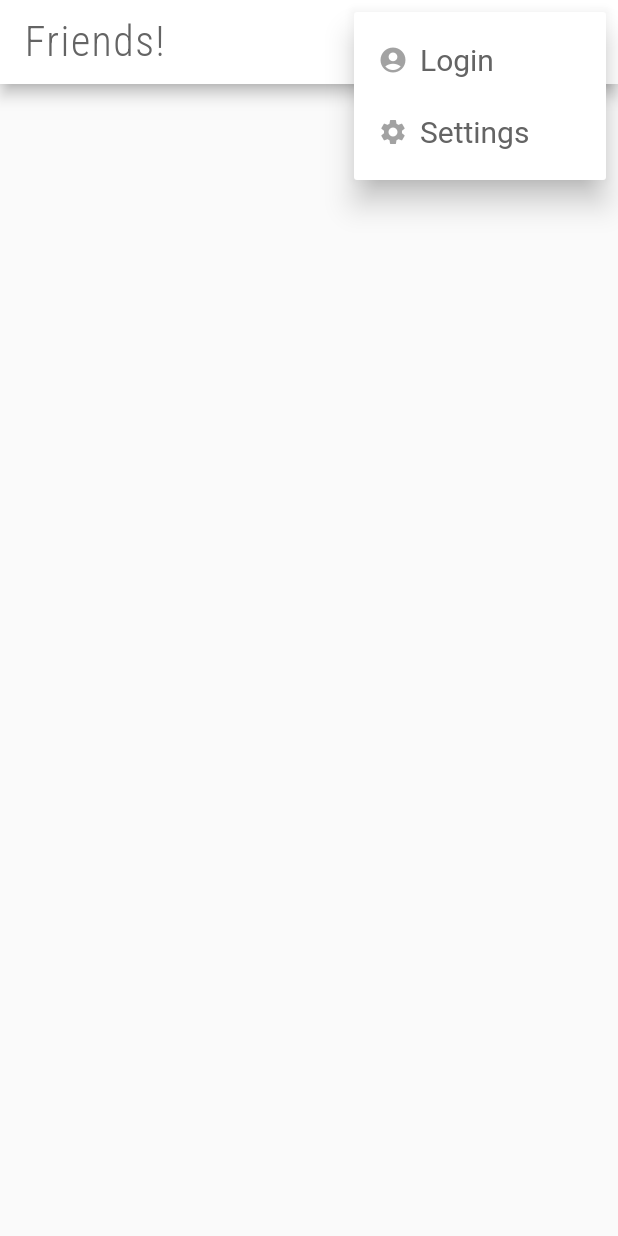
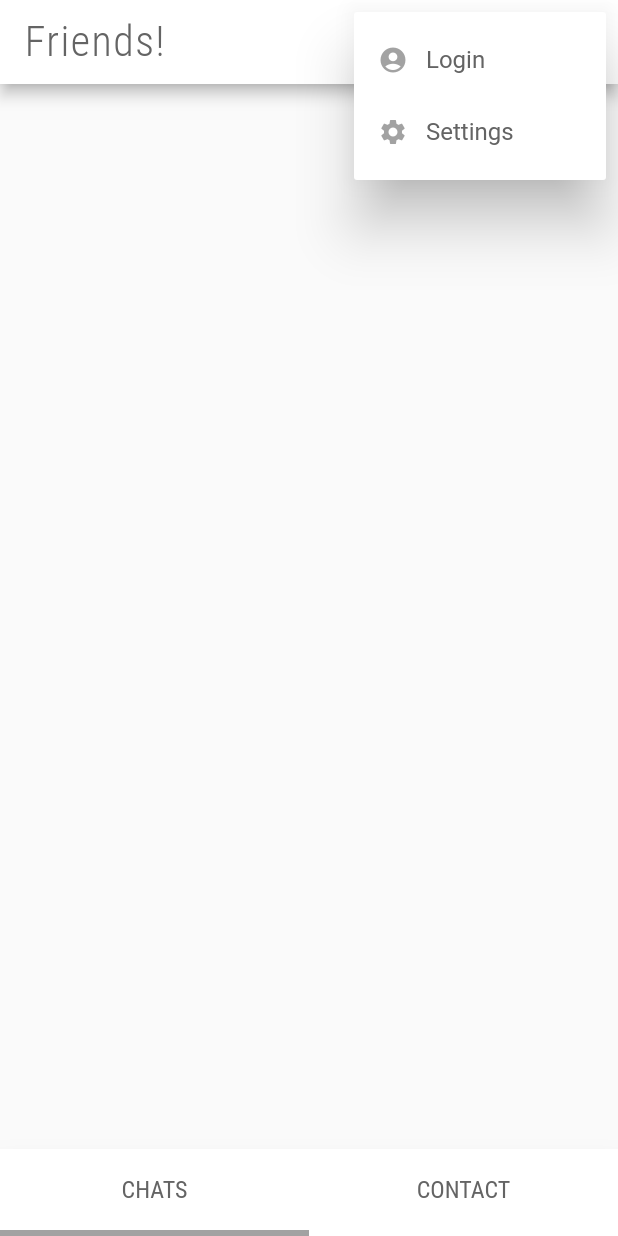
Before and after one commit to tomybudiman/flutter-app-graphql, a Flutter app: the screen it shows after launch, after a tap on the "menu" icon, on a phone screen of 412 x 824 dp. Run offline on Flutter 3.47's test engine with Material 2 defaults, Android fonts, the phone set to English and light mode, and no system bars.

Commit message:
Updated Scaffold widget with new bottomNavigationBar

```diff
--- a/client/lib/main.dart
+++ b/client/lib/main.dart
@@ -1,11 +1,13 @@
 import 'package:flutter/material.dart';
 
 import 'package:friends_app/views/splashscreen/splashscreen.dart';
+import 'package:friends_app/views/settings/settings.dart';
 import 'package:friends_app/views/app.dart';
 
 void main() => runApp(MaterialApp(
   home: SplashScreen(),
   routes: <String, WidgetBuilder>{
     "/home": (BuildContext context) => Home(),
+    "/settings": (BuildContext context) => Settings()
   },
 ));
--- a/client/lib/views/app.dart
+++ b/client/lib/views/app.dart
@@ -7,7 +7,8 @@ class Home extends StatelessWidget {
   Widget build(BuildContext context) {
     return Material(
       child: Scaffold(
-        appBar: MyAppBar()
+        appBar: MyAppBar(),
+        bottomNavigationBar: MyBottomAppBar()
       ),
     );
   }
--- a/client/lib/views/appbar.dart
+++ b/client/lib/views/appbar.dart
@@ -7,18 +7,21 @@ class MyPopupMenuItem extends StatelessWidget {
   @override
   Widget build(BuildContext context) {
     return Flex(
+      crossAxisAlignment: CrossAxisAlignment.center,
       direction: Axis.horizontal,
       children: <Widget>[
         Container(
-          child: Icon(icon,
+          child: Icon(
+            icon,
             color: Color.fromRGBO(100,100,100,.6),
             size: 20,
           ),
-          margin: EdgeInsets.only(right: 8),
+          margin: EdgeInsets.only(right: 12),
         ),
-        Text(label,
+        Text(
+          label,
           style: TextStyle(
-              fontSize: 20,
+            fontSize: 16,
             fontWeight: FontWeight.normal,
             color: Color.fromRGBO(100,100,100,1)
           ),
@@ -32,28 +35,43 @@ class MyPopupMenuItem extends StatelessWidget {
 class MyAppBar extends StatelessWidget with PreferredSizeWidget {
   @override
   Size get preferredSize => Size.fromHeight(kToolbarHeight);
-
   @override
   Widget build(BuildContext context) {
     return AppBar(
       automaticallyImplyLeading: false,
       actions: <Widget>[
         PopupMenuButton(
+          elevation: 16,
           offset: Offset(0, 8),
           icon: Icon(
             Icons.menu,
             color: Color.fromRGBO(100,100,100,.6),
             size: 28,
           ),
+          onSelected: (test){
+            switch(test){
+              case "login":
+                break;
+              case "settings":
+                Navigator.pushNamed(context, "/settings");
+                break;
+            }
+          },
           itemBuilder: (BuildContext context) => [
-            PopupMenuItem(child: MyPopupMenuItem(
+            PopupMenuItem(
+              value: "login",
+              child: MyPopupMenuItem(
                 icon: Icons.account_circle,
                 label: "Login",
-            )),
-            PopupMenuItem(child: MyPopupMenuItem(
+              )
+            ),
+            PopupMenuItem(
+              value: "settings",
+              child: MyPopupMenuItem(
                 icon: Icons.settings,
                 label: "Settings",
-            ))
+              )
+            )
           ],
         )
       ],
@@ -71,3 +89,71 @@ class MyAppBar extends StatelessWidget with PreferredSizeWidget {
     );
   }
 }
+
+class MyBottomTabItem extends StatelessWidget {
+  MyBottomTabItem({this.label});
+  final String label;
+  @override
+  Widget build(BuildContext context) {
+    return Tab(
+      child: Text(
+        label,
+        style: TextStyle(
+          fontSize: 16,
+          fontFamily: "RobotoCondensed",
+          color: Color.fromRGBO(100,100,100,1)
+        ),
+      ),
+    );
+  }
+}
+
+
+class MyBottomAppBar extends StatefulWidget {
+  @override
+  _MyBottomAppBarState createState() => _MyBottomAppBarState();
+}
+
+class _MyBottomAppBarState extends State<MyBottomAppBar> with SingleTickerProviderStateMixin {
+  TabController tabController;
+  static final myTabs = <Widget>[
+    MyBottomTabItem(label: "CHATS"),
+    MyBottomTabItem(label: "CONTACT")
+  ];
+  @override
+  void initState(){
+    super.initState();
+    tabController = TabController(
+      length: myTabs.length,
+      vsync: this
+    );
+  }
+  @override
+  void dispose(){
+    super.dispose();
+    tabController.dispose();
+  }
+  @override
+  Widget build(BuildContext context) {
+    return Container(
+      decoration: BoxDecoration(
+        color: Colors.white,
+        boxShadow: [
+          BoxShadow(
+            blurRadius: 20,
+            spreadRadius: 5,
+            offset: Offset(0,25),
+            color: Color.fromRGBO(100,100,100,.5)
+          )
+        ]
+      ),
+      child: TabBar(
+        tabs: myTabs,
+        indicatorWeight: 4,
+        controller: tabController,
+        labelPadding: EdgeInsets.only(top: 4, bottom: 4),
+        indicatorColor: Color.fromRGBO(100,100,100,.6)
+      )
+    );
+  }
+}
--- /dev/null
+++ b/client/lib/views/settings/settings.dart
@@ -0,0 +1,12 @@
+import 'package:flutter/material.dart';
+
+class Settings extends StatelessWidget {
+  @override
+  Widget build(BuildContext context) {
+    return Material(
+      child: Center(
+        child: Text("Settings Page.")
+      )
+    );
+  }
+}
--- a/client/lib/views/splashscreen/splashscreen.dart
+++ b/client/lib/views/splashscreen/splashscreen.dart
@@ -20,7 +20,7 @@ class _SplashScreenState extends State<SplashScreen> {
               mainAxisAlignment: MainAxisAlignment.center,
               children: <Widget>[
                 Image.asset(
-                  "images/default_logo_256.png",
+                  "assets/images/default_logo_256.png",
                   width: 56,
                   height: 56,
                 ),
--- a/client/pubspec.yaml
+++ b/client/pubspec.yaml
@@ -72,9 +72,9 @@ flutter:
   fonts:
     - family: RobotoCondensed
       fonts:
-        - asset: fonts/RobotoCondensed-Light.ttf
-        - asset: fonts/RobotoCondensed-Regular.ttf
-        - asset: fonts/RobotoCondensed-Bold.ttf
+        - asset: assets/fonts/RobotoCondensed-Light.ttf
+        - asset: assets/fonts/RobotoCondensed-Regular.ttf
+        - asset: assets/fonts/RobotoCondensed-Bold.ttf
   #
   # For details regarding fonts from package dependencies,
   # see https://flutter.dev/custom-fonts/#from-packages
```
Also changed, not shown: 1 other file. Lines whose indentation alone changed are shown as unchanged.
